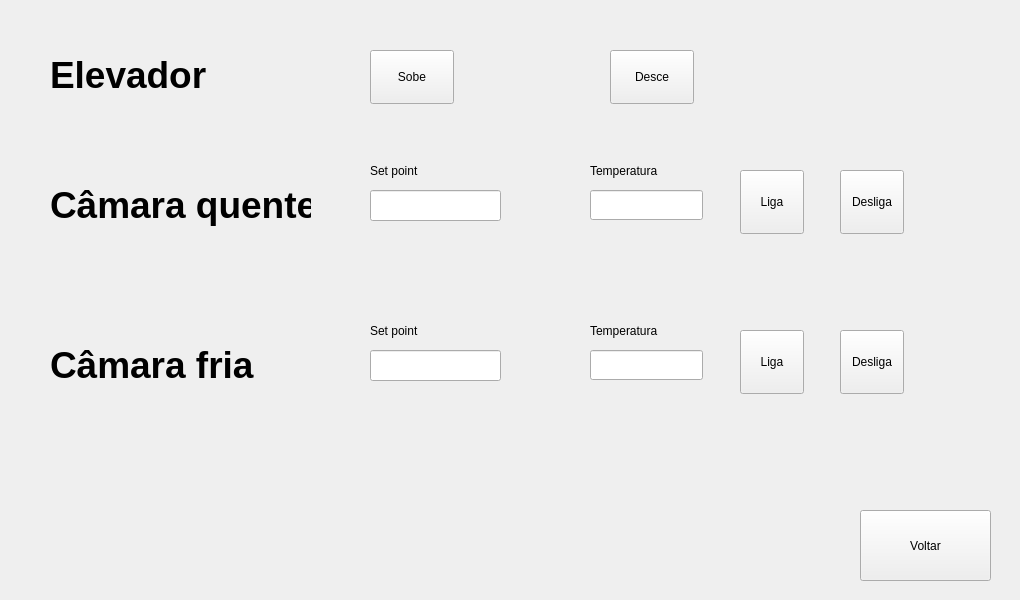
Old version of the form View/form_operacao_manual.ui in the repository maeda-st/choque-termico.
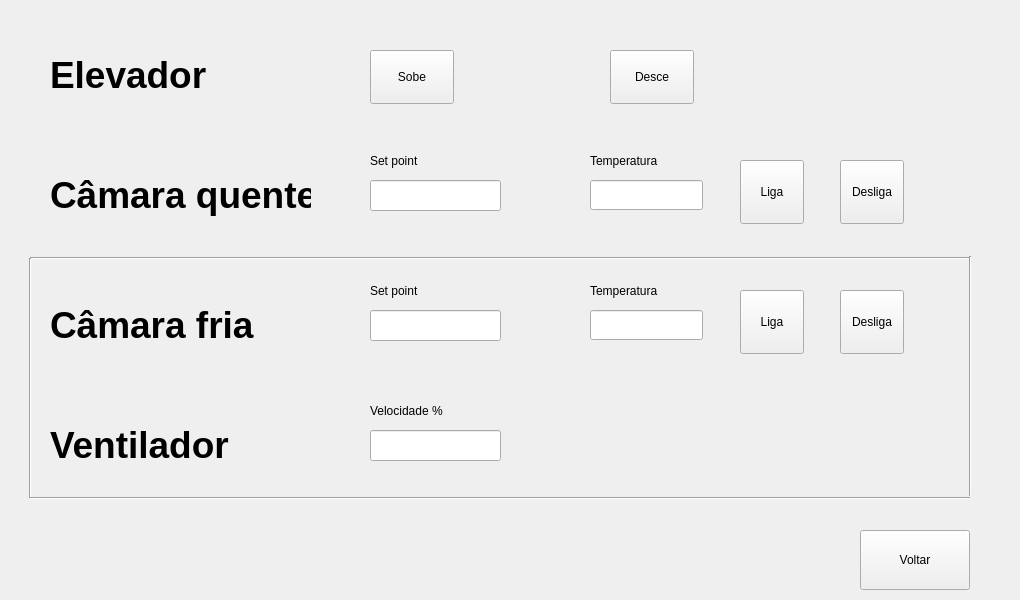
New version of the form.

```diff
--- a/View/form_operacao_manual.ui
+++ b/View/form_operacao_manual.ui
@@ -17,9 +17,9 @@
    <property name="geometry">
     <rect>
      <x>860</x>
-     <y>510</y>
-     <width>131</width>
-     <height>71</height>
+     <y>530</y>
+     <width>110</width>
+     <height>60</height>
     </rect>
    </property>
    <property name="text">
@@ -69,7 +69,7 @@
    <property name="geometry">
     <rect>
      <x>50</x>
-     <y>180</y>
+     <y>170</y>
      <width>261</width>
      <height>51</height>
     </rect>
@@ -82,7 +82,7 @@
    <property name="geometry">
     <rect>
      <x>370</x>
-     <y>190</y>
+     <y>180</y>
      <width>131</width>
      <height>31</height>
     </rect>
@@ -92,7 +92,7 @@
    <property name="geometry">
     <rect>
      <x>590</x>
-     <y>190</y>
+     <y>180</y>
      <width>113</width>
      <height>30</height>
     </rect>
@@ -102,7 +102,7 @@
    <property name="geometry">
     <rect>
      <x>370</x>
-     <y>160</y>
+     <y>150</y>
      <width>68</width>
      <height>22</height>
     </rect>
@@ -115,7 +115,7 @@
    <property name="geometry">
     <rect>
      <x>590</x>
-     <y>160</y>
+     <y>150</y>
      <width>101</width>
      <height>22</height>
     </rect>
@@ -128,7 +128,7 @@
    <property name="geometry">
     <rect>
      <x>740</x>
-     <y>170</y>
+     <y>160</y>
      <width>64</width>
      <height>64</height>
     </rect>
@@ -141,7 +141,7 @@
    <property name="geometry">
     <rect>
      <x>840</x>
-     <y>170</y>
+     <y>160</y>
      <width>64</width>
      <height>64</height>
     </rect>
@@ -154,7 +154,7 @@
    <property name="geometry">
     <rect>
      <x>590</x>
-     <y>320</y>
+     <y>280</y>
      <width>101</width>
      <height>22</height>
     </rect>
@@ -167,7 +167,7 @@
    <property name="geometry">
     <rect>
      <x>370</x>
-     <y>320</y>
+     <y>280</y>
      <width>68</width>
      <height>22</height>
     </rect>
@@ -180,7 +180,7 @@
    <property name="geometry">
     <rect>
      <x>590</x>
-     <y>350</y>
+     <y>310</y>
      <width>113</width>
      <height>30</height>
     </rect>
@@ -190,7 +190,7 @@
    <property name="geometry">
     <rect>
      <x>370</x>
-     <y>350</y>
+     <y>310</y>
      <width>131</width>
      <height>31</height>
     </rect>
@@ -200,7 +200,7 @@
    <property name="geometry">
     <rect>
      <x>740</x>
-     <y>330</y>
+     <y>290</y>
      <width>64</width>
      <height>64</height>
     </rect>
@@ -213,7 +213,7 @@
    <property name="geometry">
     <rect>
      <x>840</x>
-     <y>330</y>
+     <y>290</y>
      <width>64</width>
      <height>64</height>
     </rect>
@@ -226,7 +226,7 @@
    <property name="geometry">
     <rect>
      <x>50</x>
-     <y>340</y>
+     <y>300</y>
      <width>261</width>
      <height>51</height>
     </rect>
@@ -235,6 +235,94 @@
     <string>&lt;html&gt;&lt;head/&gt;&lt;body&gt;&lt;p&gt;&lt;span style=&quot; font-size:28pt; font-weight:600;&quot;&gt;Câmara fria&lt;/span&gt;&lt;/p&gt;&lt;/body&gt;&lt;/html&gt;</string>
    </property>
   </widget>
+  <widget class="QLabel" name="label_8">
+   <property name="geometry">
+    <rect>
+     <x>50</x>
+     <y>420</y>
+     <width>261</width>
+     <height>51</height>
+    </rect>
+   </property>
+   <property name="text">
+    <string>&lt;html&gt;&lt;head/&gt;&lt;body&gt;&lt;p&gt;&lt;span style=&quot; font-size:28pt; font-weight:600;&quot;&gt;Ventilador&lt;/span&gt;&lt;/p&gt;&lt;/body&gt;&lt;/html&gt;</string>
+   </property>
+  </widget>
+  <widget class="QLabel" name="label_9">
+   <property name="geometry">
+    <rect>
+     <x>370</x>
+     <y>400</y>
+     <width>111</width>
+     <height>22</height>
+    </rect>
+   </property>
+   <property name="text">
+    <string>Velocidade %</string>
+   </property>
+  </widget>
+  <widget class="QLineEdit" name="txVeloVentilacao">
+   <property name="geometry">
+    <rect>
+     <x>370</x>
+     <y>430</y>
+     <width>131</width>
+     <height>31</height>
+    </rect>
+   </property>
+  </widget>
+  <widget class="Line" name="line">
+   <property name="geometry">
+    <rect>
+     <x>30</x>
+     <y>250</y>
+     <width>940</width>
+     <height>16</height>
+    </rect>
+   </property>
+   <property name="orientation">
+    <enum>Qt::Horizontal</enum>
+   </property>
+  </widget>
+  <widget class="Line" name="line_2">
+   <property name="geometry">
+    <rect>
+     <x>30</x>
+     <y>490</y>
+     <width>940</width>
+     <height>16</height>
+    </rect>
+   </property>
+   <property name="orientation">
+    <enum>Qt::Horizontal</enum>
+   </property>
+  </widget>
+  <widget class="Line" name="line_3">
+   <property name="geometry">
+    <rect>
+     <x>20</x>
+     <y>258</y>
+     <width>20</width>
+     <height>240</height>
+    </rect>
+   </property>
+   <property name="orientation">
+    <enum>Qt::Vertical</enum>
+   </property>
+  </widget>
+  <widget class="Line" name="line_4">
+   <property name="geometry">
+    <rect>
+     <x>960</x>
+     <y>256</y>
+     <width>20</width>
+     <height>240</height>
+    </rect>
+   </property>
+   <property name="orientation">
+    <enum>Qt::Vertical</enum>
+   </property>
+  </widget>
  </widget>
  <resources/>
  <connections/>
```
